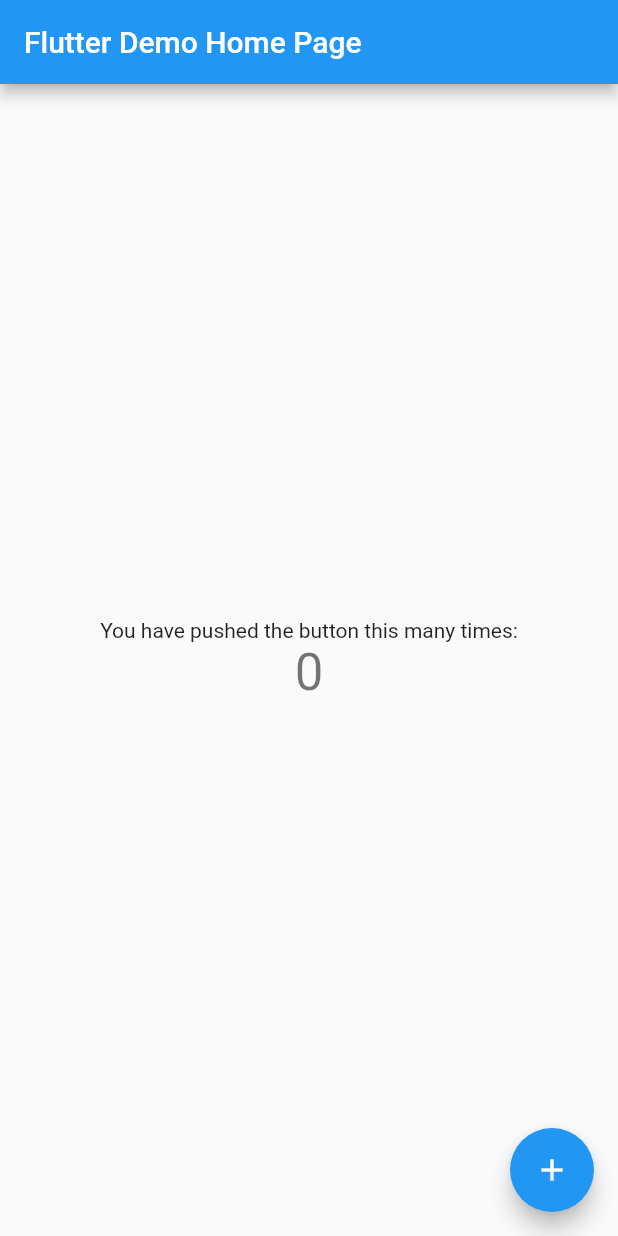
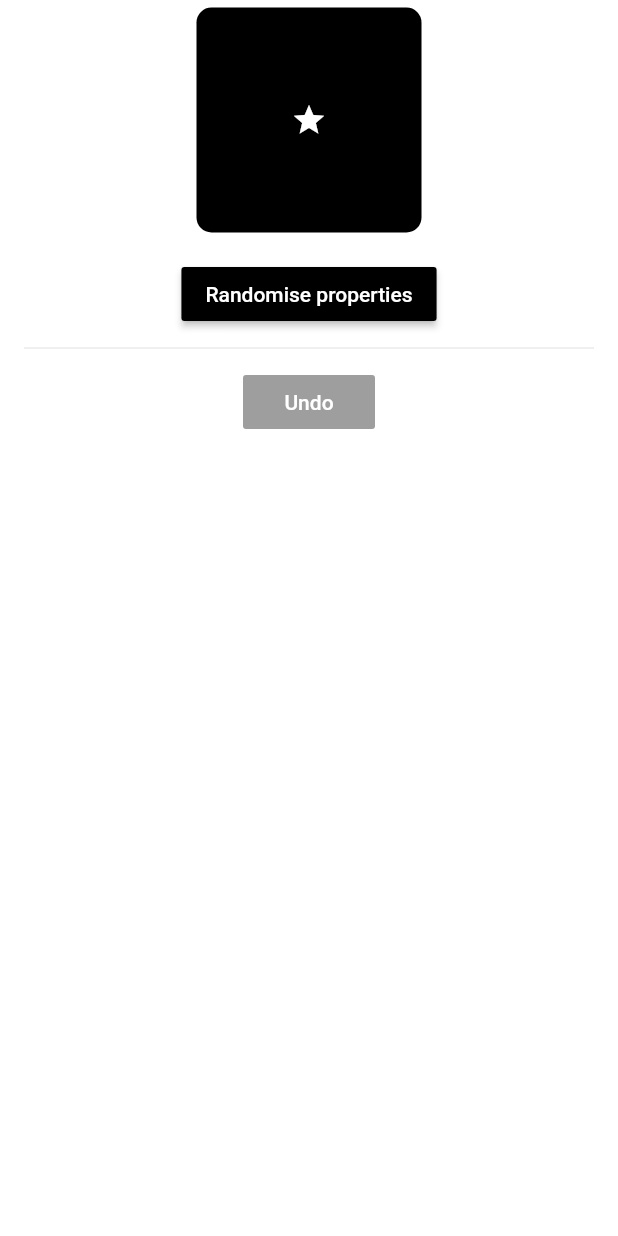
Before and after one commit to Fschmatz/memento_aula_projeto, a Flutter app: the screen it shows after launch, on a phone screen of 412 x 824 dp. Run offline on Flutter 3.47's test engine with Material 2 defaults, Android fonts, the phone set to English and light mode, and no system bars; our stand-ins replace faker.

Commit message:
v 0.2.0
minimamente funcional

```diff
--- /dev/null
+++ b/lib/commandHistory.dart
@@ -0,0 +1,20 @@
+import 'dart:collection';
+
+import 'icommand.dart';
+
+class CommandHistory {
+  final ListQueue<ICommand> _commandList = ListQueue<ICommand>();
+
+  bool get isEmpty => _commandList.isEmpty;
+
+  void add(ICommand command) {
+    _commandList.add(command);
+  }
+
+  void undo() {
+    if (_commandList.isNotEmpty) {
+      final command = _commandList.removeLast();
+      command.undo();
+    }
+  }
+}
--- /dev/null
+++ b/lib/iMemento.dart
@@ -0,0 +1,5 @@
+import 'package:memento_aula_projeto/shape.dart';
+
+abstract class IMemento{
+  Shape getState();
+}
--- /dev/null
+++ b/lib/icommand.dart
@@ -0,0 +1,4 @@
+abstract class ICommand{
+  void execute();
+  void undo();
+}
--- /dev/null
+++ b/lib/layoutConstants.dart
@@ -0,0 +1,64 @@
+class LayoutConstants {
+  const LayoutConstants._();
+
+  // Responsive breakpoints
+  /// Desktop screen >= 900px
+  static const double screenDesktop = 900;
+
+  // Spacing
+  /// Space Zero = 0.0
+  static const double spaceZero = 0.0;
+
+  /// Space XS = 2.0
+  static const double spaceXS = 2.0;
+
+  /// Space S = 4.0
+  static const double spaceS = 4.0;
+
+  /// Space M = 8.0
+  static const double spaceM = 8.0;
+
+  /// Space L = 16.0
+  static const double spaceL = 16.0;
+
+  /// Space XL = 32.0
+  static const double spaceXL = 32.0;
+
+  // Margin
+  /// Margin Zero = 0.0
+  static const double marginZero = 0.0;
+
+  /// Margin XS = 2.0
+  static const double marginXS = 2.0;
+
+  /// Margin S = 4.0
+  static const double marginS = 4.0;
+
+  /// Margin M = 8.0
+  static const double marginM = 8.0;
+
+  /// Margin L = 16.0
+  static const double marginL = 16.0;
+
+  /// Margin XL = 32.0
+  static const double marginXL = 32.0;
+
+  // Padding
+  /// Padding Zero = 0.0
+  static const double paddingZero = 0.0;
+
+  /// Padding XS = 2.0
+  static const double paddingXS = 2.0;
+
+  /// Padding S = 4.0
+  static const double paddingS = 4.0;
+
+  /// Padding M = 8.0
+  static const double paddingM = 8.0;
+
+  /// Padding L = 16.0
+  static const double paddingL = 16.0;
+
+  /// Padding XL = 32.0
+  static const double paddingXL = 32.0;
+}
--- a/lib/main.dart
+++ b/lib/main.dart
@@ -1,113 +1,16 @@
 import 'package:flutter/material.dart';
+import 'package:memento_aula_projeto/mementoExample.dart';
 
 void main() {
   runApp(MyApp());
 }
 
 class MyApp extends StatelessWidget {
-  // This widget is the root of your application.
   @override
   Widget build(BuildContext context) {
     return MaterialApp(
-      title: 'Flutter Demo',
-      theme: ThemeData(
-        // This is the theme of your application.
-        //
-        // Try running your application with "flutter run". You'll see the
-        // application has a blue toolbar. Then, without quitting the app, try
-        // changing the primarySwatch below to Colors.green and then invoke
-        // "hot reload" (press "r" in the console where you ran "flutter run",
-        // or simply save your changes to "hot reload" in a Flutter IDE).
-        // Notice that the counter didn't reset back to zero; the application
-        // is not restarted.
-        primarySwatch: Colors.blue,
-      ),
-      home: MyHomePage(title: 'Flutter Demo Home Page'),
+      title: 'Memento Example',
+      home: MementoExample(),
     );
   }
 }
-
-class MyHomePage extends StatefulWidget {
-  MyHomePage({Key? key, required this.title}) : super(key: key);
-
-  // This widget is the home page of your application. It is stateful, meaning
-  // that it has a State object (defined below) that contains fields that affect
-  // how it looks.
-
-  // This class is the configuration for the state. It holds the values (in this
-  // case the title) provided by the parent (in this case the App widget) and
-  // used by the build method of the State. Fields in a Widget subclass are
-  // always marked "final".
-
-  final String title;
-
-  @override
-  _MyHomePageState createState() => _MyHomePageState();
-}
-
-class _MyHomePageState extends State<MyHomePage> {
-  int _counter = 0;
-
-  void _incrementCounter() {
-    setState(() {
-      // This call to setState tells the Flutter framework that something has
-      // changed in this State, which causes it to rerun the build method below
-      // so that the display can reflect the updated values. If we changed
-      // _counter without calling setState(), then the build method would not be
-      // called again, and so nothing would appear to happen.
-      _counter++;
-    });
-  }
-
-  @override
-  Widget build(BuildContext context) {
-    // This method is rerun every time setState is called, for instance as done
-    // by the _incrementCounter method above.
-    //
-    // The Flutter framework has been optimized to make rerunning build methods
-    // fast, so that you can just rebuild anything that needs updating rather
-    // than having to individually change instances of widgets.
-    return Scaffold(
-      appBar: AppBar(
-        // Here we take the value from the MyHomePage object that was created by
-        // the App.build method, and use it to set our appbar title.
-        title: Text(widget.title),
-      ),
-      body: Center(
-        // Center is a layout widget. It takes a single child and positions it
-        // in the middle of the parent.
-        child: Column(
-          // Column is also a layout widget. It takes a list of children and
-          // arranges them vertically. By default, it sizes itself to fit its
-          // children horizontally, and tries to be as tall as its parent.
-          //
-          // Invoke "debug painting" (press "p" in the console, choose the
-          // "Toggle Debug Paint" action from the Flutter Inspector in Android
-          // Studio, or the "Toggle Debug Paint" command in Visual Studio Code)
-          // to see the wireframe for each widget.
-          //
-          // Column has various properties to control how it sizes itself and
-          // how it positions its children. Here we use mainAxisAlignment to
-          // center the children vertically; the main axis here is the vertical
-          // axis because Columns are vertical (the cross axis would be
-          // horizontal).
-          mainAxisAlignment: MainAxisAlignment.center,
-          children: <Widget>[
-            Text(
-              'You have pushed the button this many times:',
-            ),
-            Text(
-              '$_counter',
-              style: Theme.of(context).textTheme.headline4,
-            ),
-          ],
-        ),
-      ),
-      floatingActionButton: FloatingActionButton(
-        onPressed: _incrementCounter,
-        tooltip: 'Increment',
-        child: Icon(Icons.add),
-      ), // This trailing comma makes auto-formatting nicer for build methods.
-    );
-  }
-}
--- /dev/null
+++ b/lib/memento.dart
@@ -0,0 +1,16 @@
+import 'package:memento_aula_projeto/iMemento.dart';
+import 'package:memento_aula_projeto/shape.dart';
+
+class Memento extends IMemento{
+  late Shape _state;
+
+  Memento(Shape shape){
+    _state = Shape.copy(shape);
+  }
+
+
+  Shape getState() {
+   return _state;
+  }
+
+}
--- /dev/null
+++ b/lib/mementoExample.dart
@@ -0,0 +1,75 @@
+import 'package:flutter/material.dart';
+import 'package:memento_aula_projeto/platformButton.dart';
+import 'package:memento_aula_projeto/randomisePropertiesCommand.dart';
+import 'package:memento_aula_projeto/shapeContainer.dart';
+
+import 'commandHistory.dart';
+import 'icommand.dart';
+import 'layoutConstants.dart';
+import 'originator.dart';
+
+
+
+class MementoExample extends StatefulWidget {
+  const MementoExample();
+
+  @override
+  _MementoExampleState createState() => _MementoExampleState();
+}
+
+class _MementoExampleState extends State<MementoExample> {
+  final CommandHistory _commandHistory = CommandHistory();
+  final Originator _originator = Originator();
+
+  void _randomiseProperties() {
+    final command = RandomisePropertiesCommand(_originator);
+    _executeCommand(command);
+  }
+
+  void _executeCommand(ICommand command) {
+    setState(() {
+      command.execute();
+      _commandHistory.add(command);
+    });
+  }
+
+  void _undo() {
+    setState(() {
+      _commandHistory.undo();
+    });
+  }
+
+  @override
+  Widget build(BuildContext context) {
+    return ScrollConfiguration(
+      behavior: const ScrollBehavior(),
+      child: SingleChildScrollView(
+        padding: const EdgeInsets.symmetric(
+          horizontal: LayoutConstants.paddingL,
+        ),
+        child: Column(
+          children: <Widget>[
+            ShapeContainer(
+              shape: _originator.state,
+            ),
+            const SizedBox(height: LayoutConstants.spaceM),
+            PlatformButton(
+              materialColor: Colors.black,
+              materialTextColor: Colors.white,
+              onPressed: _randomiseProperties,
+              text: 'Randomise properties',
+            ),
+            const Divider(),
+            PlatformButton(
+              materialColor: Colors.black,
+              materialTextColor: Colors.white,
+              onPressed: _commandHistory.isEmpty ? null : _undo,
+              text: 'Undo',
+            ),
+            const SizedBox(height: LayoutConstants.spaceM),
+          ],
+        ),
+      ),
+    );
+  }
+}
--- /dev/null
+++ b/lib/originator.dart
@@ -0,0 +1,19 @@
+import 'package:memento_aula_projeto/shape.dart';
+import 'iMemento.dart';
+import 'memento.dart';
+
+class Originator {
+  late Shape state;
+
+  Originator() {
+    state = Shape.initial();
+  }
+
+  IMemento createMemento() {
+    return Memento(state);
+  }
+
+  void restore(IMemento memento) {
+    state = memento.getState();
+  }
+}
--- /dev/null
+++ b/lib/platformButton.dart
@@ -0,0 +1,39 @@
+import 'dart:io';
+import 'package:flutter/cupertino.dart';
+import 'package:flutter/foundation.dart';
+import 'package:flutter/material.dart';
+
+class PlatformButton extends StatelessWidget {
+  final String text;
+  final Color materialColor;
+  final Color materialTextColor;
+  final VoidCallback? onPressed;
+
+  const PlatformButton({
+    required this.text,
+    required this.materialColor,
+    required this.materialTextColor,
+    this.onPressed,
+  });
+
+  @override
+  Widget build(BuildContext context) {
+    return Padding(
+      padding: const EdgeInsets.all(4.0),
+      child: kIsWeb || Platform.isAndroid
+          ? MaterialButton(
+        color: materialColor,
+        textColor: materialTextColor,
+        disabledColor: Colors.grey,
+        disabledTextColor: Colors.white,
+        onPressed: onPressed,
+        child: Text(text, textAlign: TextAlign.center),
+      )
+          : CupertinoButton(
+        color: Colors.black,
+        onPressed: onPressed,
+        child: Text(text, textAlign: TextAlign.center),
+      ),
+    );
+  }
+}
--- /dev/null
+++ b/lib/randomisePropertiesCommand.dart
@@ -0,0 +1,29 @@
+import 'package:faker/faker.dart';
+import 'package:flutter/material.dart';
+import '../icommand.dart';
+import 'iMemento.dart';
+import 'originator.dart';
+
+class RandomisePropertiesCommand implements ICommand {
+  final Originator originator;
+  late final IMemento _backup;
+
+  RandomisePropertiesCommand(this.originator) {
+    _backup = originator.createMemento();
+  }
+
+  @override
+  void execute() {
+    final shape = originator.state;
+
+    shape.color = Color.fromRGBO(
+        random.integer(255), random.integer(255), random.integer(255), 1.0);
+    shape.height = random.integer(150, min: 50).toDouble();
+    shape.width = random.integer(150, min: 50).toDouble();
+  }
+
+  @override
+  void undo() {
+    originator.restore(_backup);
+  }
+}
--- /dev/null
+++ b/lib/shape.dart
@@ -0,0 +1,17 @@
+import 'package:flutter/material.dart';
+
+class Shape{
+  Color? color;
+  double? height;
+  double? width;
+
+  Shape(this.color, this.height, this.width);
+
+  Shape.initial(){
+    color = Colors.black;
+    height = 150.0;
+    width = 150.0;
+  }
+
+  Shape.copy(Shape shape) : this(shape.color, shape.height, shape.width);
+}
--- /dev/null
+++ b/lib/shapeContainer.dart
@@ -0,0 +1,33 @@
+import 'package:flutter/material.dart';
+import 'package:memento_aula_projeto/shape.dart';
+
+
+class ShapeContainer extends StatelessWidget {
+  final Shape shape;
+
+  const ShapeContainer({
+    required this.shape,
+  });
+
+  @override
+  Widget build(BuildContext context) {
+    return SizedBox(
+      height: 160.0,
+      child: Center(
+        child: AnimatedContainer(
+          duration: const Duration(milliseconds: 500),
+          height: shape.height,
+          width: shape.width,
+          decoration: BoxDecoration(
+            color: shape.color,
+            borderRadius: BorderRadius.circular(10.0),
+          ),
+          child: const Icon(
+            Icons.star,
+            color: Colors.white,
+          ),
+        ),
+      ),
+    );
+  }
+}
```
Also changed, not shown: pubspec.yaml (+6 -1 lines), pubspec.lock.
